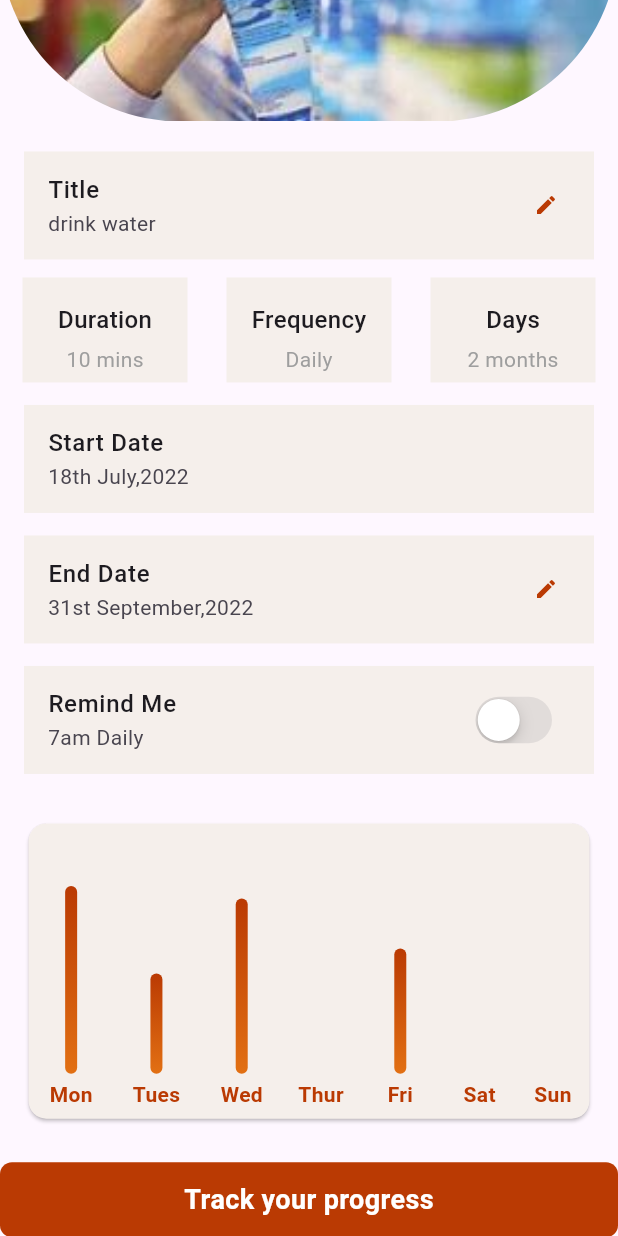
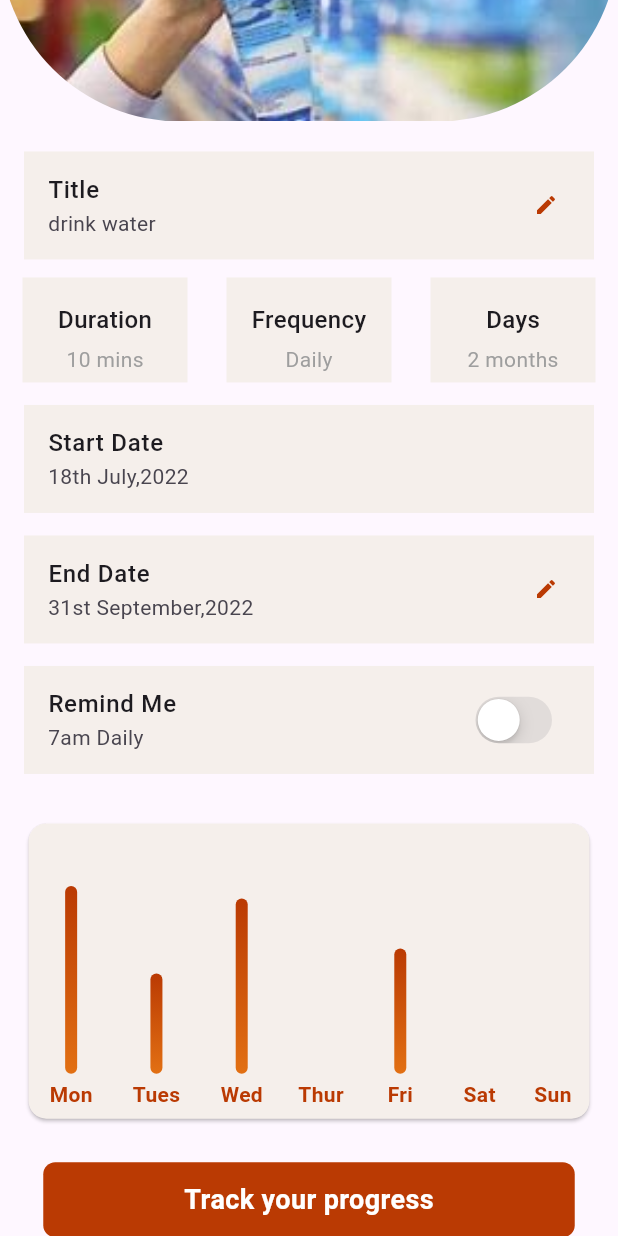
Before and after one commit to Sparklinglily/Habit-Tracker-App, a Flutter app: the HabitDetailsPage screen opened directly, scrolled down 158 dp, on a phone screen of 412 x 824 dp. Run offline on Flutter 3.47's test engine with Material 3 defaults, Android fonts, the light colour scheme and no system bars; drawn by our look-alikes of fl_chart; our stand-ins replace cloud_firestore, email_validator, firebase_auth, firebase_core, flutter_slidable, get and 4 more; missing offline and left inert: dart:ffi; accounts and stored records are empty; network calls fail.

Commit message:
app button

```diff
--- a/lib/presentation/views/chat/components/appButton.dart
+++ b/lib/presentation/views/chat/components/appButton.dart
@@ -16,7 +16,7 @@ class AppButton extends StatelessWidget {
         decoration: BoxDecoration(
             color: primaryDark, borderRadius: BorderRadius.circular(8)),
         height: 50,
-        width: size.height * 0.52,
+        width: size.height * 0.43,
         child: const Center(
           child: Text(
             'Track your progress',
```
